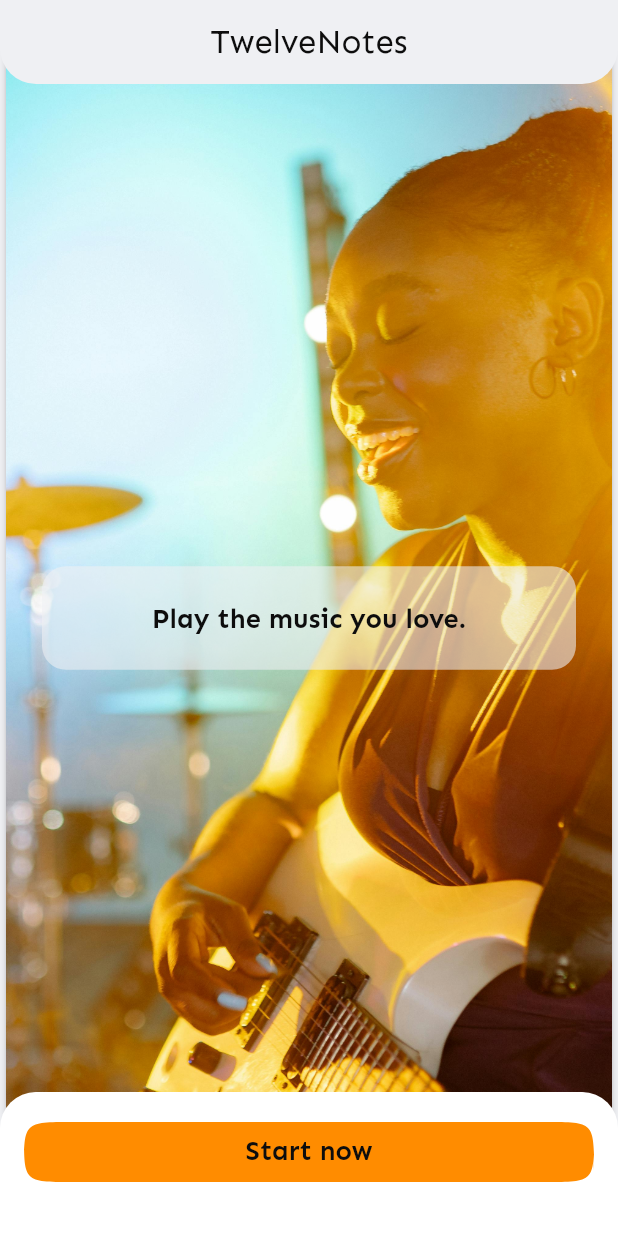
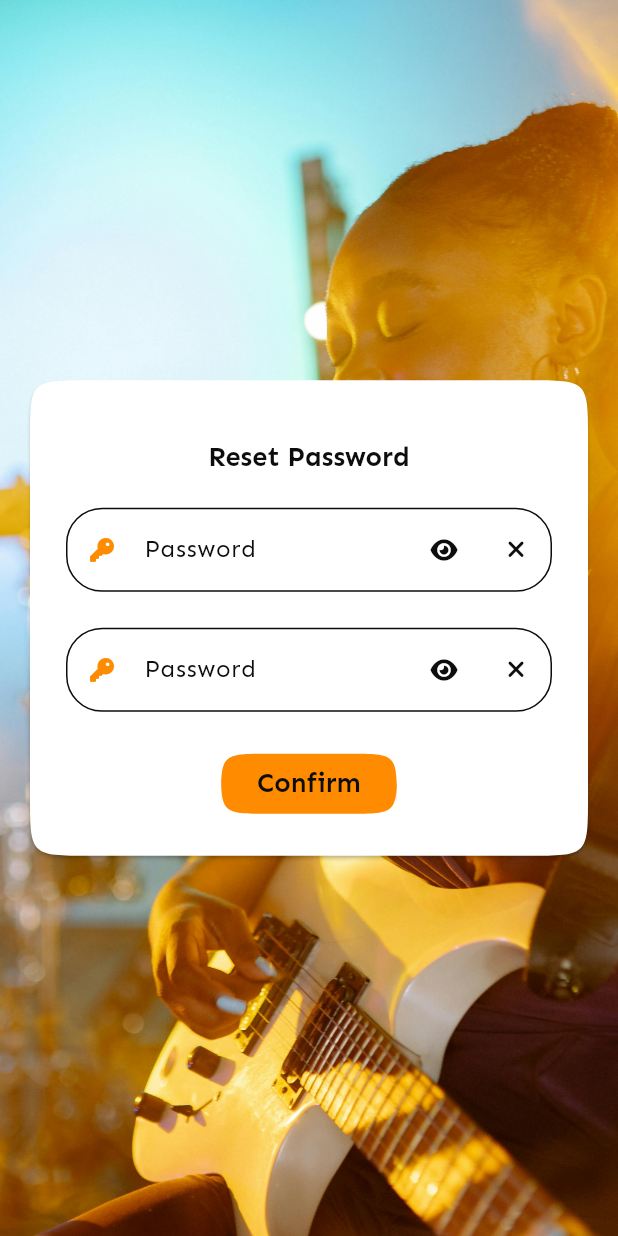
Before and after one commit to VinRu5/twelve_notes, a Flutter app: the screen it shows after launch, on a phone screen of 412 x 824 dp. Run offline on Flutter 3.47's test engine with Material 3 defaults, Android fonts, the light colour scheme and no system bars; drawn by our look-alikes of flutter_form_builder; our stand-ins replace auto_route, equatable, flutter_bloc, font_awesome_flutter, form_builder_validators, google_sign_in and 3 more; missing offline and left inert: sign_button, talker_bloc_logger, window_manager; accounts and stored records are empty; generated files the repository leaves out were written again; statements that could not run were skipped.

Commit message:
feat: add reset and new password page

```diff
--- a/lib/l10n/app_en.arb
+++ b/lib/l10n/app_en.arb
@@ -44,5 +44,7 @@
     }
   },
   "errorSignUpMessage": "There was an error during registration. Please start again.",
-  "startAgainButton": "Start again"
+  "startAgainButton": "Start again",
+  "confirmCta": "Confirm",
+  "newPswTitle": "Reset Password"
 }
--- a/lib/l10n/app_it.arb
+++ b/lib/l10n/app_it.arb
@@ -44,5 +44,7 @@
     }
   },
   "errorSignUpMessage": "C'è stato un errore in fase di registrazione ricomincia.",
-  "startAgainButton": "Ricomincia"
+  "startAgainButton": "Ricomincia",
+  "confirmCta": "Confirma",
+  "newPswTitle": "Reset Password"
 }
--- a/lib/src/auth/domain/repositories/authentication_repository.dart
+++ b/lib/src/auth/domain/repositories/authentication_repository.dart
@@ -12,18 +12,14 @@ import 'package:twelve_notes/src/utils/logger.dart';
 
 class AuthenticationRepository {
   final AuthenticationService _authService;
-  // final GoogleSignIn _googleSignIn;
+
   final SessionMapper _sessionMapper;
 
   AuthenticationRepository({
     required AuthenticationService authService,
-    // required GoogleSignIn googleSignIn,
     required SessionMapper sessionMapper,
   })  : _authService = authService,
-        // _googleSignIn = googleSignIn,
         _sessionMapper = sessionMapper;
-
-  // static const _userAlreadyRegisterKey = 'User already registered';
 
   Future<bool> signUp({
     required String email,
@@ -119,4 +115,12 @@ class AuthenticationRepository {
   Future<void> signOut() => _authService.signOut();
 
   Stream<AuthState> get onAuthStateChange => _authService.onAuthStateChange;
+
+  Future<void> resetPassword(String email) => _authService.resetPassword(email);
+
+  Future<void> updatePassword(String password) => _authService.updateUser(
+        UserAttributes(
+          password: password,
+        ),
+      );
 }
--- /dev/null
+++ b/lib/src/auth/presentation/blocs/new_password_cubit/new_password_cubit.dart
@@ -0,0 +1,39 @@
+import 'package:equatable/equatable.dart';
+import 'package:flutter/material.dart';
+import 'package:flutter_bloc/flutter_bloc.dart';
+import 'package:flutter_form_builder/flutter_form_builder.dart';
+import 'package:twelve_notes/src/auth/domain/repositories/authentication_repository.dart';
+
+part 'new_password_state.dart';
+
+class NewPasswordCubit extends Cubit<NewPasswordState> {
+  static const resetPasswordNameKey = 'resetPassword';
+  static const resetPasswordConfirmNameKey = 'resetPasswordConfirm';
+
+  final AuthenticationRepository authenticationRepository;
+
+  get resetPasswordField => formKey.currentState?.fields[resetPasswordNameKey];
+  get resetPasswordConfirmField => formKey.currentState?.fields[resetPasswordConfirmNameKey];
+
+  final formKey = GlobalKey<FormBuilderState>();
+
+  NewPasswordCubit({
+    required this.authenticationRepository,
+  }) : super(NewPasswordInitial());
+
+  Future<void> updatePassword() async {
+    final isValid = formKey.currentState?.saveAndValidate();
+
+    if ((isValid ?? false) &&
+        resetPasswordField != null &&
+        resetPasswordField == resetPasswordConfirmField) {
+      try {
+        await authenticationRepository.updatePassword(resetPasswordField);
+
+        emit(NewPasswordUpdated());
+      } catch (e) {
+        emit(NewPasswordError());
+      }
+    }
+  }
+}
--- /dev/null
+++ b/lib/src/auth/presentation/blocs/new_password_cubit/new_password_state.dart
@@ -0,0 +1,14 @@
+part of 'new_password_cubit.dart';
+
+sealed class NewPasswordState extends Equatable {
+  const NewPasswordState();
+
+  @override
+  List<Object> get props => [];
+}
+
+final class NewPasswordInitial extends NewPasswordState {}
+
+final class NewPasswordUpdated extends NewPasswordState {}
+
+final class NewPasswordError extends NewPasswordState {}
--- /dev/null
+++ b/lib/src/auth/presentation/pages/new_password_page.dart
@@ -0,0 +1,90 @@
+import 'package:auto_route/auto_route.dart';
+import 'package:flutter/material.dart';
+import 'package:flutter_bloc/flutter_bloc.dart';
+import 'package:flutter_form_builder/flutter_form_builder.dart';
+import 'package:twelve_notes/src/auth/domain/repositories/authentication_repository.dart';
+import 'package:twelve_notes/src/auth/presentation/blocs/new_password_cubit/new_password_cubit.dart';
+import 'package:twelve_notes/src/auth/presentation/widgets/password_field.dart';
+import 'package:twelve_notes/src/misc/app_assets.dart';
+import 'package:twelve_notes/src/misc/app_localization_extension.dart';
+import 'package:twelve_notes/src/theme/extension_theme.dart';
+
+@RoutePage()
+class NewPasswordPage extends StatelessWidget {
+  const NewPasswordPage({super.key});
+
+  @override
+  Widget build(BuildContext context) => PopScope(
+        canPop: false,
+        child: Scaffold(
+          body: BlocProvider<NewPasswordCubit>(
+            create: (context) => NewPasswordCubit(
+              authenticationRepository: context.read<AuthenticationRepository>(),
+            ),
+            child: Builder(builder: (context) {
+              return Stack(
+                children: [
+                  Positioned(
+                    top: 0.0,
+                    bottom: 0.0,
+                    left: 0.0,
+                    right: 0.0,
+                    child: Image.asset(
+                      AppAssets.welcomeImage1,
+                      fit: BoxFit.cover,
+                    ),
+                  ),
+                  Padding(
+                    padding: const EdgeInsets.all(16.0),
+                    child: Align(
+                      alignment: Alignment.center,
+                      child: Card(
+                        child: Padding(
+                          padding: const EdgeInsets.all(24.0),
+                          child: FormBuilder(
+                            key: context.read<NewPasswordCubit>().formKey,
+                            child: Column(
+                              mainAxisSize: MainAxisSize.min,
+                              children: [
+                                Padding(
+                                  padding: const EdgeInsets.only(top: 16.0),
+                                  child: Text(
+                                    context.appStrings.newPswTitle,
+                                    style: context.twelveStyle?.titleSmall,
+                                  ),
+                                ),
+                                const Padding(
+                                  padding: EdgeInsets.only(top: 24.0),
+                                  child: PasswordField(name: NewPasswordCubit.resetPasswordNameKey),
+                                ),
+                                const Padding(
+                                  padding: EdgeInsets.only(top: 24.0),
+                                  child: PasswordField(
+                                    name: NewPasswordCubit.resetPasswordConfirmNameKey,
+                                  ),
+                                ),
+                                Padding(
+                                  padding: const EdgeInsets.only(top: 24.0),
+                                  child: FilledButton(
+                                    onPressed: () async {
+                                      context.read<NewPasswordCubit>().updatePassword();
+                                    },
+                                    child: Text(
+                                      context.appStrings.confirmCta,
+                                    ),
+                                  ),
+                                ),
+                              ],
+                            ),
+                          ),
+                        ),
+                      ),
+                    ),
+                  ),
+                ],
+              );
+            }),
+          ),
+        ),
+      );
+}
--- a/lib/src/router/app_router.dart
+++ b/lib/src/router/app_router.dart
@@ -1,10 +1,12 @@
 import 'package:auto_route/auto_route.dart';
 import 'package:flutter/widgets.dart';
 import 'package:twelve_notes/src/auth/presentation/blocs/auth_cubit/auth_cubit.dart';
+import 'package:twelve_notes/src/auth/presentation/pages/new_password_page.dart';
 import 'package:twelve_notes/src/auth/presentation/pages/sign_in_page.dart';
 import 'package:twelve_notes/src/auth/presentation/pages/sign_up_page.dart';
 import 'package:twelve_notes/src/presentation/pages/confirm_page.dart';
 import 'package:twelve_notes/src/presentation/pages/main_page.dart';
+import 'package:twelve_notes/src/utils/logger.dart';
 import 'package:twelve_notes/src/welcome/presentation/pages/welcome_page.dart';
 
 part 'app_router.gr.dart';
@@ -24,11 +26,13 @@ class AppRouter extends RootStackRouter {
         SignInRoute.name,
         SignUpRoute.name,
         WelcomeRoute.name,
+        NewPasswordRoute.name,
       ].contains(route);
 
   @override
   List<AutoRouteGuard> get guards => [
         AutoRouteGuard.simple((NavigationResolver resolver, StackRouter router) {
+          talker.info(resolver.route.name);
           if (_authCubit.isAuthenticated || _notGuardingRoute(resolver.route.name)) {
             resolver.next();
           } else {
@@ -39,10 +43,11 @@ class AppRouter extends RootStackRouter {
 
   @override
   List<AutoRoute> get routes => [
-        AutoRoute(page: MainRoute.page, initial: true),
+        AutoRoute(page: MainRoute.page),
         AutoRoute(page: SignInRoute.page),
         AutoRoute(page: SignUpRoute.page),
         AutoRoute(page: WelcomeRoute.page),
         AutoRoute(page: ConfirmRoute.page),
+        AutoRoute(page: NewPasswordRoute.page, initial: true),
       ];
 }
```
Also changed, not shown: lib/src/auth/data/services/authentication_service.dart (+9 -0 lines), lib/src/auth/presentation/blocs/reset_password_cubit/reset_password_cubit.dart (added, +35 -0 lines), lib/src/auth/presentation/blocs/reset_password_cubit/reset_password_state.dart (added, +14 -0 lines), lib/src/auth/presentation/widgets/reset_password_modal.dart (+15 -14 lines), lib/src/router/app_router.gr.dart, 1 other file.
